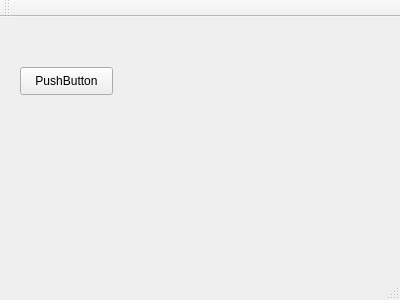
Qt form spotyXGUI/mainwindow.ui (geronimo-lisboa/qt-spotify) before a commit.
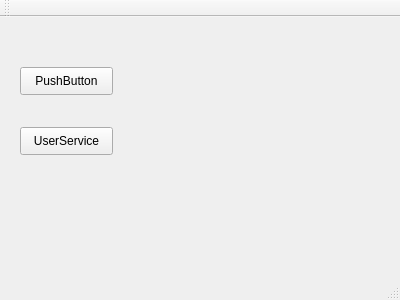
The same form after that commit.

Commit message: Service de usuários testado de maneira porca. Agora é fazer o gtest dele pra aprender a usar gtest.

The edit to the form file:
```diff
--- a/spotyXGUI/mainwindow.ui
+++ b/spotyXGUI/mainwindow.ui
@@ -27,6 +27,19 @@
      <string>PushButton</string>
     </property>
    </widget>
+   <widget class="QPushButton" name="btnTesteUserSevice">
+    <property name="geometry">
+     <rect>
+      <x>20</x>
+      <y>110</y>
+      <width>93</width>
+      <height>28</height>
+     </rect>
+    </property>
+    <property name="text">
+     <string>UserService</string>
+    </property>
+   </widget>
   </widget>
   <widget class="QMenuBar" name="menuBar">
    <property name="geometry">
```
The commit also changes 16 other files.
